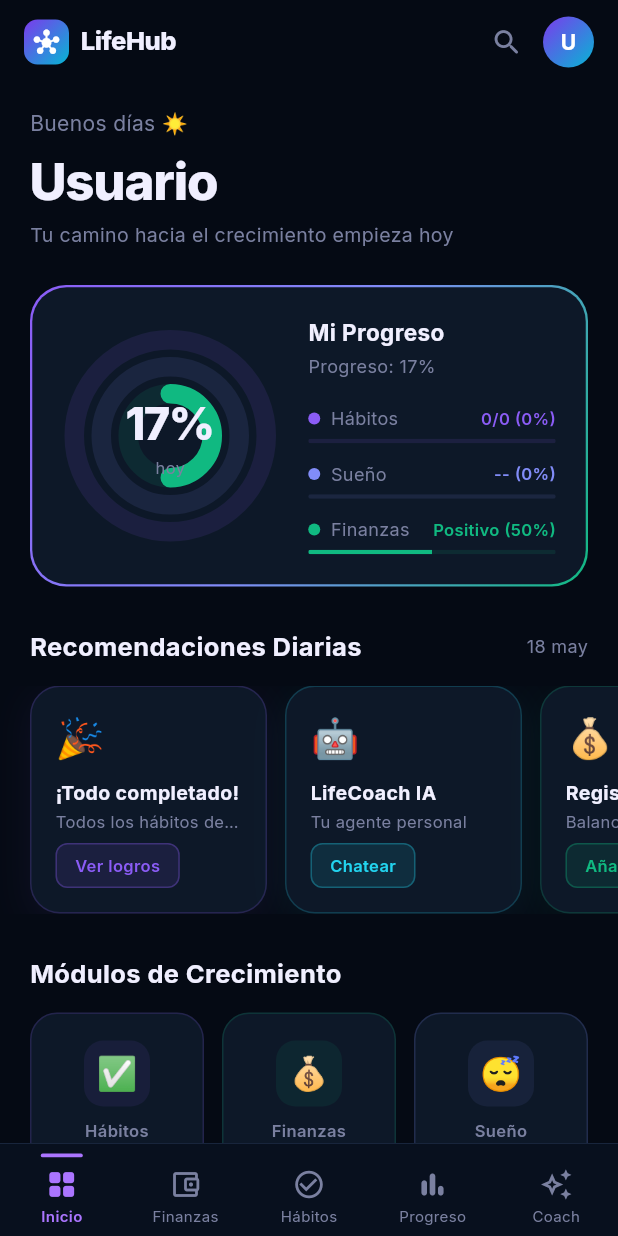
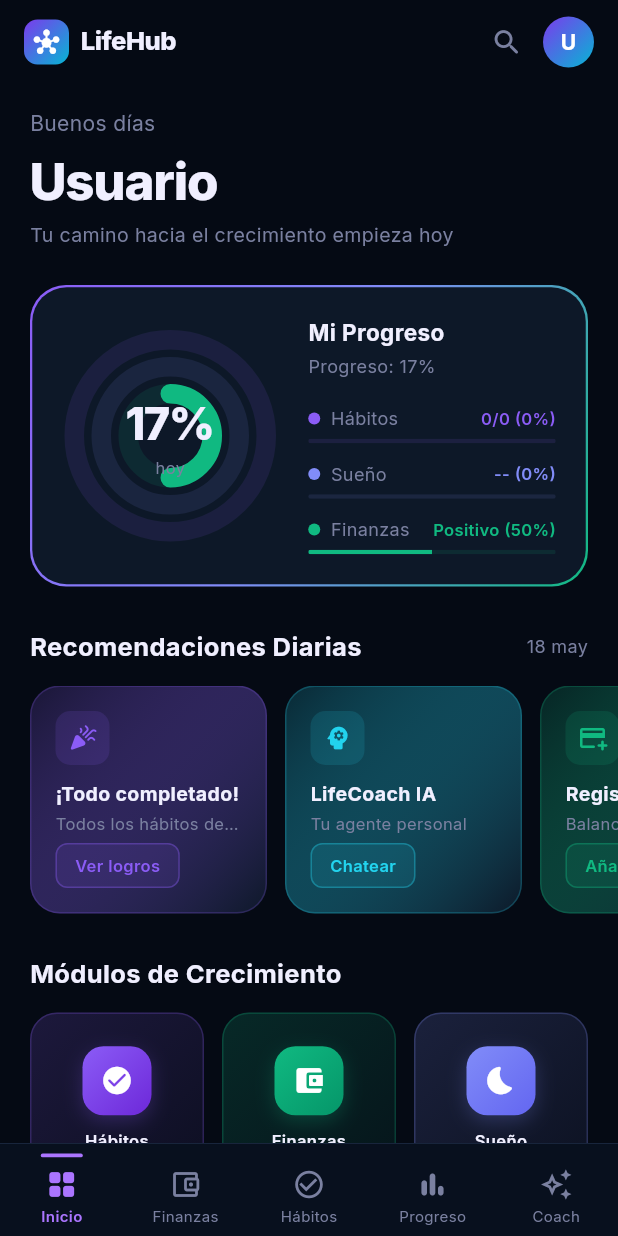
Before and after one commit to Ignacio10grc/life-hub, a Flutter app: the DashboardScreen screen opened by its route, on a phone screen of 412 x 824 dp. Run offline on Flutter 3.47's test engine with Material 3 defaults, Android fonts, the phone set to English and light mode, and no system bars; our stand-ins replace fl_chart, flutter_riverpod, go_router, google_fonts, hive_flutter; accounts and stored records are empty.

Commit message:
Dashboard: replace emojis with Material icons, add gradients and colors
Co-Authored-By: Claude Sonnet 4.6 <noreply@anthropic.com>

```diff
--- a/lib/features/dashboard/screens/dashboard_screen.dart
+++ b/lib/features/dashboard/screens/dashboard_screen.dart
@@ -27,7 +27,8 @@ class DashboardScreen extends ConsumerWidget {
     final lastSleep = sleepEntries.isNotEmpty ? sleepEntries.first : null;
     final pendingHabits = habits.where((h) => !h.isCompletedToday()).toList();
 
-    final habitsProgress = totalHabits > 0 ? habitsToday / totalHabits : 0.0;
+    final habitsProgress =
+        totalHabits > 0 ? habitsToday / totalHabits : 0.0;
     final sleepProgress = lastSleep != null
         ? (lastSleep.duration.inMinutes / 60.0 / 8.0).clamp(0.0, 1.0)
         : 0.0;
@@ -39,7 +40,7 @@ class DashboardScreen extends ConsumerWidget {
       backgroundColor: AppColors.background,
       body: CustomScrollView(
         slivers: [
-          // ── AppBar ──────────────────────────────────────────────────────────
+          // ── AppBar ────────────────────────────────────────────────────────
           SliverAppBar(
             floating: true,
             snap: true,
@@ -111,7 +112,7 @@ class DashboardScreen extends ConsumerWidget {
             ],
           ),
 
-          // ── Header greeting ─────────────────────────────────────────────────
+          // ── Greeting + hero ──────────────────────────────────────────────
           SliverToBoxAdapter(
             child: Padding(
               padding: const EdgeInsets.fromLTRB(20, 16, 20, 0),
@@ -140,8 +141,6 @@ class DashboardScreen extends ConsumerWidget {
                         color: AppColors.textSecondary, fontSize: 13),
                   ),
                   const SizedBox(height: 24),
-
-                  // ── Hero card ──────────────────────────────────────────────
                   _HeroProgressCard(
                     habitsProgress: habitsProgress,
                     sleepProgress: sleepProgress,
@@ -154,8 +153,6 @@ class DashboardScreen extends ConsumerWidget {
                     balance: finances.balance,
                   ),
                   const SizedBox(height: 28),
-
-                  // ── Section header ─────────────────────────────────────────
                   Row(
                     mainAxisAlignment: MainAxisAlignment.spaceBetween,
                     children: [
@@ -180,7 +177,7 @@ class DashboardScreen extends ConsumerWidget {
             ),
           ),
 
-          // ── Horizontal action cards ─────────────────────────────────────────
+          // ── Horizontal action cards ──────────────────────────────────────
           SliverToBoxAdapter(
             child: SizedBox(
               height: 152,
@@ -190,7 +187,7 @@ class DashboardScreen extends ConsumerWidget {
                 children: [
                   if (pendingHabits.isEmpty)
                     _ActionCard(
-                      emoji: '🎉',
+                      icon: Icons.celebration_rounded,
                       title: '¡Todo completado!',
                       subtitle: 'Todos los hábitos del día',
                       color: AppColors.habits,
@@ -199,7 +196,7 @@ class DashboardScreen extends ConsumerWidget {
                     )
                   else
                     ...pendingHabits.take(2).map((h) => _ActionCard(
-                          emoji: h.emoji,
+                          icon: Icons.check_circle_outline_rounded,
                           title: h.name,
                           subtitle: h.reminderTime != null
                               ? '${h.reminderTime} · ${h.timeOfDay}'
@@ -209,7 +206,7 @@ class DashboardScreen extends ConsumerWidget {
                           onTap: () => context.go('/habits'),
                         )),
                   _ActionCard(
-                    emoji: '🤖',
+                    icon: Icons.psychology_rounded,
                     title: 'LifeCoach IA',
                     subtitle: 'Tu agente personal',
                     color: AppColors.ai,
@@ -217,7 +214,7 @@ class DashboardScreen extends ConsumerWidget {
                     onTap: () => context.go('/ai'),
                   ),
                   _ActionCard(
-                    emoji: '💰',
+                    icon: Icons.add_card_rounded,
                     title: 'Registrar gasto',
                     subtitle: 'Balance al día',
                     color: AppColors.finances,
@@ -226,7 +223,7 @@ class DashboardScreen extends ConsumerWidget {
                   ),
                   if (lastSleep == null)
                     _ActionCard(
-                      emoji: '😴',
+                      icon: Icons.bedtime_rounded,
                       title: 'Registrar sueño',
                       subtitle: 'Aún sin registro',
                       color: AppColors.sleep,
@@ -234,7 +231,7 @@ class DashboardScreen extends ConsumerWidget {
                       onTap: () => context.go('/sleep'),
                     ),
                   _ActionCard(
-                    emoji: '📊',
+                    icon: Icons.bar_chart_rounded,
                     title: 'Ver estadísticas',
                     subtitle: 'Analiza tu progreso',
                     color: AppColors.steps,
@@ -246,7 +243,7 @@ class DashboardScreen extends ConsumerWidget {
             ),
           ),
 
-          // ── Modules section ─────────────────────────────────────────────────
+          // ── Modules grid ─────────────────────────────────────────────────
           SliverToBoxAdapter(
             child: Padding(
               padding: const EdgeInsets.fromLTRB(20, 28, 20, 32),
@@ -262,7 +259,7 @@ class DashboardScreen extends ConsumerWidget {
                     ),
                   ),
                   const SizedBox(height: 14),
-                  _ModulesGrid(),
+                  const _ModulesGrid(),
                 ],
               ),
             ),
@@ -273,9 +270,9 @@ class DashboardScreen extends ConsumerWidget {
   }
 
   String _greeting(int hour) {
-    if (hour < 12) return 'Buenos días ☀️';
-    if (hour < 19) return 'Buenas tardes 🌤️';
-    return 'Buenas noches 🌙';
+    if (hour < 12) return 'Buenos días';
+    if (hour < 19) return 'Buenas tardes';
+    return 'Buenas noches';
   }
 
   void _confirmLogout(BuildContext context, WidgetRef ref) {
@@ -293,8 +290,8 @@ class DashboardScreen extends ConsumerWidget {
               Navigator.of(ctx).pop();
               ref.read(authProvider.notifier).logout();
             },
-            child:
-                const Text('Salir', style: TextStyle(color: AppColors.error)),
+            child: const Text('Salir',
+                style: TextStyle(color: AppColors.error)),
           ),
         ],
       ),
@@ -347,7 +344,7 @@ class _HeroProgressCard extends StatelessWidget {
         child: Row(
           crossAxisAlignment: CrossAxisAlignment.center,
           children: [
-            // ── Concentric rings ─────────────────────────────────────────────
+            // ── Rings ──────────────────────────────────────────────────────
             SizedBox(
               width: 144,
               height: 144,
@@ -386,7 +383,7 @@ class _HeroProgressCard extends StatelessWidget {
             ),
             const SizedBox(width: 20),
 
-            // ── Legend ───────────────────────────────────────────────────────
+            // ── Legend ────────────────────────────────────────────────────
             Expanded(
               child: Column(
                 crossAxisAlignment: CrossAxisAlignment.start,
@@ -462,7 +459,8 @@ class _LegendItem extends StatelessWidget {
             Container(
               width: 8,
               height: 8,
-              decoration: BoxDecoration(color: color, shape: BoxShape.circle),
+              decoration:
+                  BoxDecoration(color: color, shape: BoxShape.circle),
             ),
             const SizedBox(width: 7),
             Text(label,
@@ -517,8 +515,8 @@ class _RingsPainter extends CustomPainter {
         AppColors.finances);
   }
 
-  void _drawRing(Canvas canvas, Offset center, double radius, double progress,
-      Color color) {
+  void _drawRing(Canvas canvas, Offset center, double radius,
+      double progress, Color color) {
     final trackPaint = Paint()
       ..color = color.withAlpha(28)
       ..style = PaintingStyle.stroke
@@ -552,7 +550,7 @@ class _RingsPainter extends CustomPainter {
 // ── Action card ───────────────────────────────────────────────────────────────
 
 class _ActionCard extends StatelessWidget {
-  final String emoji;
+  final IconData icon;
   final String title;
   final String subtitle;
   final Color color;
@@ -560,7 +558,7 @@ class _ActionCard extends StatelessWidget {
   final VoidCallback onTap;
 
   const _ActionCard({
-    required this.emoji,
+    required this.icon,
     required this.title,
     required this.subtitle,
     required this.color,
@@ -577,22 +575,30 @@ class _ActionCard extends StatelessWidget {
         margin: const EdgeInsets.only(right: 12),
         padding: const EdgeInsets.all(16),
         decoration: BoxDecoration(
-          color: AppColors.surfaceCard,
+          gradient: LinearGradient(
+            colors: [
+              color.withAlpha(38),
+              AppColors.surfaceCard,
+            ],
+            begin: Alignment.topLeft,
+            end: Alignment.bottomRight,
+          ),
           borderRadius: BorderRadius.circular(20),
-          border: Border.all(color: color.withAlpha(50)),
-          boxShadow: [
-            BoxShadow(
-              color: color.withAlpha(18),
-              blurRadius: 20,
-              offset: const Offset(0, 6),
-            ),
-          ],
+          border: Border.all(color: color.withAlpha(55)),
         ),
         child: Column(
           crossAxisAlignment: CrossAxisAlignment.start,
           children: [
-            Text(emoji, style: const TextStyle(fontSize: 26)),
-            const SizedBox(height: 8),
+            Container(
+              width: 36,
+              height: 36,
+              decoration: BoxDecoration(
+                color: color.withAlpha(35),
+                borderRadius: BorderRadius.circular(10),
+              ),
+              child: Icon(icon, color: color, size: 20),
+            ),
+            const SizedBox(height: 10),
             Text(
               title,
               style: GoogleFonts.inter(
@@ -618,7 +624,7 @@ class _ActionCard extends StatelessWidget {
               decoration: BoxDecoration(
                 color: color.withAlpha(28),
                 borderRadius: BorderRadius.circular(8),
-                border: Border.all(color: color.withAlpha(80)),
+                border: Border.all(color: color.withAlpha(90)),
               ),
               child: Text(
                 buttonLabel,
@@ -638,17 +644,82 @@ class _ActionCard extends StatelessWidget {
 
 // ── Modules grid ──────────────────────────────────────────────────────────────
 
+class _ModuleItem {
+  final String route;
+  final IconData icon;
+  final String label;
+  final Color color;
+  final List<Color> gradient;
+
+  const _ModuleItem(
+      this.route, this.icon, this.label, this.color, this.gradient);
+}
+
 class _ModulesGrid extends StatelessWidget {
-  final _modules = const [
-    _ModuleItem('/habits', '✅', 'Hábitos', AppColors.habits),
-    _ModuleItem('/finances', '💰', 'Finanzas', AppColors.finances),
-    _ModuleItem('/sleep', '😴', 'Sueño', AppColors.sleep),
-    _ModuleItem('/journal', '📓', 'Diario', AppColors.journal),
-    _ModuleItem('/routines', '🌅', 'Rutinas', AppColors.routines),
-    _ModuleItem('/ideas', '💡', 'Ideas', AppColors.ideas),
-    _ModuleItem('/timer', '⏱️', 'Temporizador', AppColors.timer),
-    _ModuleItem('/ai', '🤖', 'LifeCoach IA', AppColors.ai),
-    _ModuleItem('/stats', '📊', 'Estadísticas', AppColors.steps),
+  static const _modules = [
+    _ModuleItem(
+      '/habits',
+      Icons.check_circle_rounded,
+      'Hábitos',
+      AppColors.habits,
+      [Color(0xFF8B5CF6), Color(0xFF6D28D9)],
+    ),
+    _ModuleItem(
+      '/finances',
+      Icons.account_balance_wallet_rounded,
+      'Finanzas',
+      AppColors.finances,
+      [Color(0xFF10B981), Color(0xFF059669)],
+    ),
+    _ModuleItem(
+      '/sleep',
+      Icons.bedtime_rounded,
+      'Sueño',
+      AppColors.sleep,
+      [Color(0xFF818CF8), Color(0xFF6366F1)],
+    ),
+    _ModuleItem(
+      '/journal',
+      Icons.auto_stories_rounded,
+      'Diario',
+      AppColors.journal,
+      [Color(0xFFEC4899), Color(0xFFDB2777)],
+    ),
+    _ModuleItem(
+      '/routines',
+      Icons.playlist_add_check_rounded,
+      'Rutinas',
+      AppColors.routines,
+      [Color(0xFF3B82F6), Color(0xFF2563EB)],
+    ),
+    _ModuleItem(
+      '/ideas',
+      Icons.lightbulb_rounded,
+      'Ideas',
+      AppColors.ideas,
+      [Color(0xFFF97316), Color(0xFFEA580C)],
+    ),
+    _ModuleItem(
+      '/timer',
+      Icons.timer_rounded,
+      'Temporizador',
+      AppColors.timer,
+      [Color(0xFFF59E0B), Color(0xFFD97706)],
+    ),
+    _ModuleItem(
+      '/ai',
+      Icons.psychology_rounded,
+      'LifeCoach',
+      AppColors.ai,
+      [Color(0xFF22D3EE), Color(0xFF0891B2)],
+    ),
+    _ModuleItem(
+      '/stats',
+      Icons.bar_chart_rounded,
+      'Estadísticas',
+      AppColors.steps,
+      [Color(0xFF14B8A6), Color(0xFF0D9488)],
+    ),
   ];
 
   const _ModulesGrid();
@@ -662,7 +733,7 @@ class _ModulesGrid extends StatelessWidget {
         crossAxisCount: 3,
         crossAxisSpacing: 12,
         mainAxisSpacing: 12,
-        childAspectRatio: 1.1,
+        childAspectRatio: 1.0,
       ),
       itemCount: _modules.length,
       itemBuilder: (context, i) {
@@ -671,33 +742,48 @@ class _ModulesGrid extends StatelessWidget {
           onTap: () => context.go(m.route),
           child: Container(
             decoration: BoxDecoration(
-              color: AppColors.surfaceCard,
+              gradient: LinearGradient(
+                colors: [
+                  m.color.withAlpha(45),
+                  m.color.withAlpha(15),
+                ],
+                begin: Alignment.topLeft,
+                end: Alignment.bottomRight,
+              ),
               borderRadius: BorderRadius.circular(18),
-              border: Border.all(color: m.color.withAlpha(45)),
+              border: Border.all(color: m.color.withAlpha(60)),
             ),
             child: Column(
               mainAxisAlignment: MainAxisAlignment.center,
               children: [
                 Container(
-                  width: 44,
-                  height: 44,
+                  width: 46,
+                  height: 46,
                   decoration: BoxDecoration(
-                    color: m.color.withAlpha(22),
-                    borderRadius: BorderRadius.circular(13),
+                    gradient: LinearGradient(
+                      colors: m.gradient,
+                      begin: Alignment.topLeft,
+                      end: Alignment.bottomRight,
+                    ),
+                    borderRadius: BorderRadius.circular(14),
+                    boxShadow: [
+                      BoxShadow(
+                        color: m.color.withAlpha(60),
+                        blurRadius: 10,
+                        offset: const Offset(0, 4),
+                      ),
+                    ],
                   ),
-                  child: Center(
-                    child: Text(m.emoji,
-                        style: const TextStyle(fontSize: 22)),
-                  ),
+                  child: Icon(m.icon, color: Colors.white, size: 22),
                 ),
-                const SizedBox(height: 8),
+                const SizedBox(height: 9),
                 Text(
                   m.label,
                   textAlign: TextAlign.center,
                   style: GoogleFonts.inter(
                     fontSize: 11,
                     fontWeight: FontWeight.w600,
-                    color: AppColors.textSecondary,
+                    color: AppColors.textPrimary,
                   ),
                   maxLines: 2,
                   overflow: TextOverflow.ellipsis,
@@ -710,12 +796,3 @@ class _ModulesGrid extends StatelessWidget {
     );
   }
 }
-
-class _ModuleItem {
-  final String route;
-  final String emoji;
-  final String label;
-  final Color color;
-
-  const _ModuleItem(this.route, this.emoji, this.label, this.color);
-}
```
